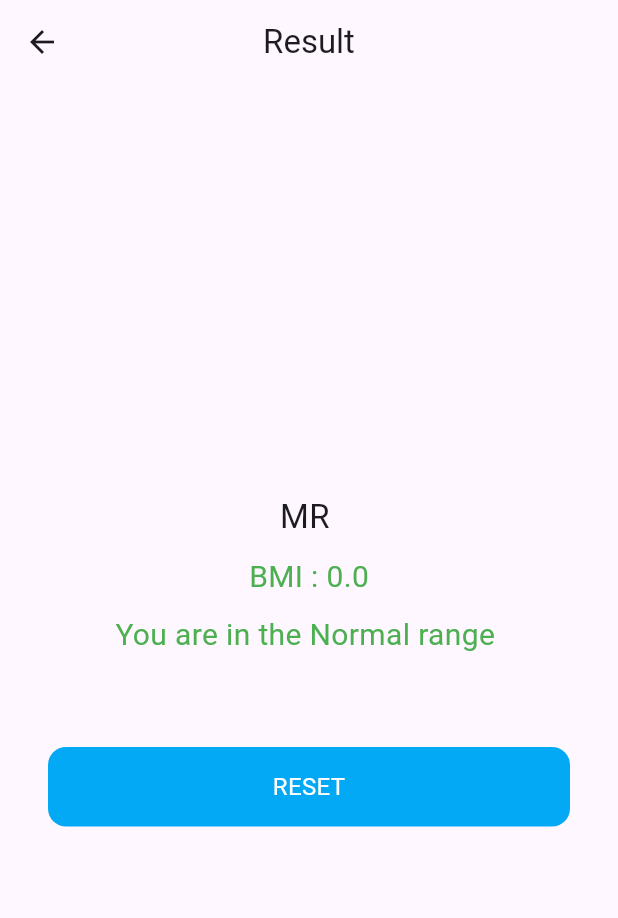
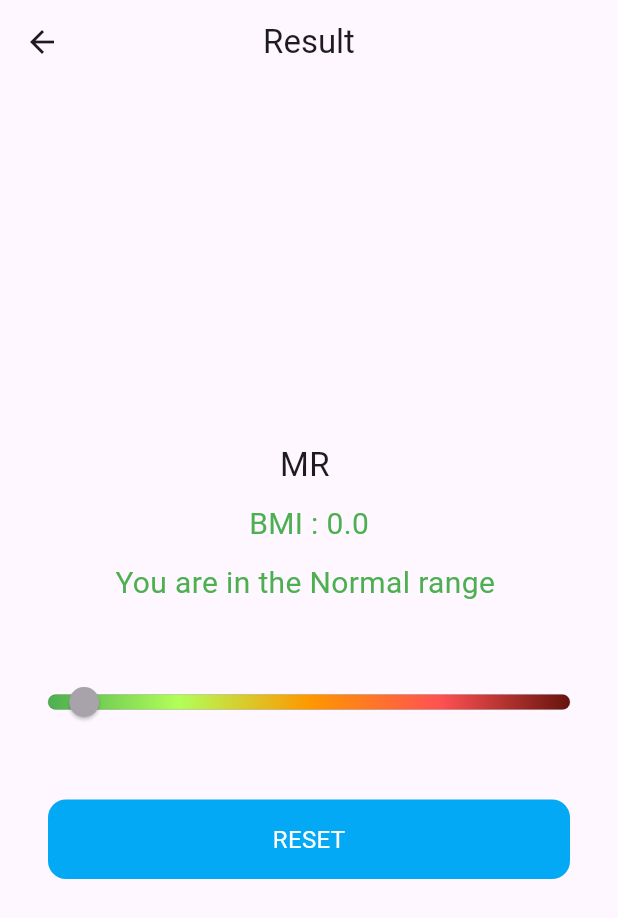
Before and after one commit to alli2729/bmi_calculator, a Flutter app: the ShowResult screen opened directly with empty values, on a phone screen of 412 x 824 dp. Shown: the top 918 px of the screen. Run offline on Flutter 3.47's test engine with Material 3 defaults, Android fonts, the phone set to English and light mode, and no system bars.

Commit message:
added slider

```diff
--- a/lib/main.dart
+++ b/lib/main.dart
@@ -1,4 +1,5 @@
 import 'package:flutter/material.dart';
+import 'package:navigate_app/widgets/animated_slider.dart';
 import 'pages/input_data.dart';
 import 'pages/first_page.dart';
 
@@ -11,7 +12,7 @@ class MainApp extends StatelessWidget {
 
   @override
   Widget build(BuildContext context) {
-    return const MaterialApp(
+    return MaterialApp(
       debugShowCheckedModeBanner: false,
       home: InputData(),
     );
--- a/lib/pages/show_result.dart
+++ b/lib/pages/show_result.dart
@@ -1,4 +1,5 @@
 import 'package:flutter/material.dart';
+import 'package:navigate_app/widgets/animated_slider.dart';
 import '../enums/bmi.dart';
 import '../enums/gender.dart';
 
@@ -53,6 +54,8 @@ class ShowResult extends StatelessWidget {
               style: TextStyle(color: _color, fontSize: 20),
             ),
             _bigGap(),
+            AnimatedSlider(value: bmi),
+            _bigGap(),
             _resetButton(context)
           ],
         ),
--- /dev/null
+++ b/lib/widgets/animated_slider.dart
@@ -0,0 +1,74 @@
+import 'package:flutter/material.dart';
+
+class AnimatedSlider extends StatefulWidget {
+  const AnimatedSlider({super.key, required this.value});
+  final double value; // This should be between 0 and 50
+
+  @override
+  AnimatedSliderState createState() => AnimatedSliderState();
+}
+
+class AnimatedSliderState extends State<AnimatedSlider>
+    with SingleTickerProviderStateMixin {
+  late AnimationController _animationController;
+
+  @override
+  void initState() {
+    super.initState();
+
+    _animationController = AnimationController(
+      duration: const Duration(milliseconds: 3000),
+      vsync: this,
+    )..addListener(() {
+        setState(() {});
+      });
+
+    _animationController.value = widget.value / 50;
+  }
+
+  @override
+  void dispose() {
+    _animationController.dispose();
+    super.dispose();
+  }
+
+  @override
+  Widget build(BuildContext context) {
+    return Center(
+      child: Column(
+        mainAxisAlignment: MainAxisAlignment.center,
+        children: [
+          Container(
+            height: 10,
+            decoration: BoxDecoration(
+              border: Border.all(color: Colors.black, width: 0.1),
+              gradient: const LinearGradient(colors: [
+                Colors.green,
+                Colors.lightGreenAccent,
+                Colors.orange,
+                Colors.redAccent,
+                Color.fromARGB(255, 102, 19, 13),
+              ]),
+              borderRadius: BorderRadius.circular(10),
+            ),
+            child: SliderTheme(
+              data: SliderTheme.of(context).copyWith(
+                activeTrackColor: Colors.white,
+                inactiveTrackColor: Colors.white,
+                trackHeight: 0.1,
+                thumbColor: Colors.white,
+                overlayColor: Colors.white.withAlpha(1),
+              ),
+              child: Slider(
+                min: 18.5,
+                max: 35,
+                value: _animationController.value * 50,
+                onChanged: null,
+              ),
+            ),
+          ),
+        ],
+      ),
+    );
+  }
+}
--- a/lib/widgets/gender_widget.dart
+++ b/lib/widgets/gender_widget.dart
@@ -27,7 +27,7 @@ class GenderWidget extends StatelessWidget {
             padding: const EdgeInsets.all(12.0),
             child: Text(
               textAlign: TextAlign.center,
-              value.title,
+              value.lable,
               style: TextStyle(color: selectedV ? Colors.white : Colors.blue),
             ),
           )),
```
Also changed, not shown: lib/pages/input_data.dart (+15 -6 lines).
